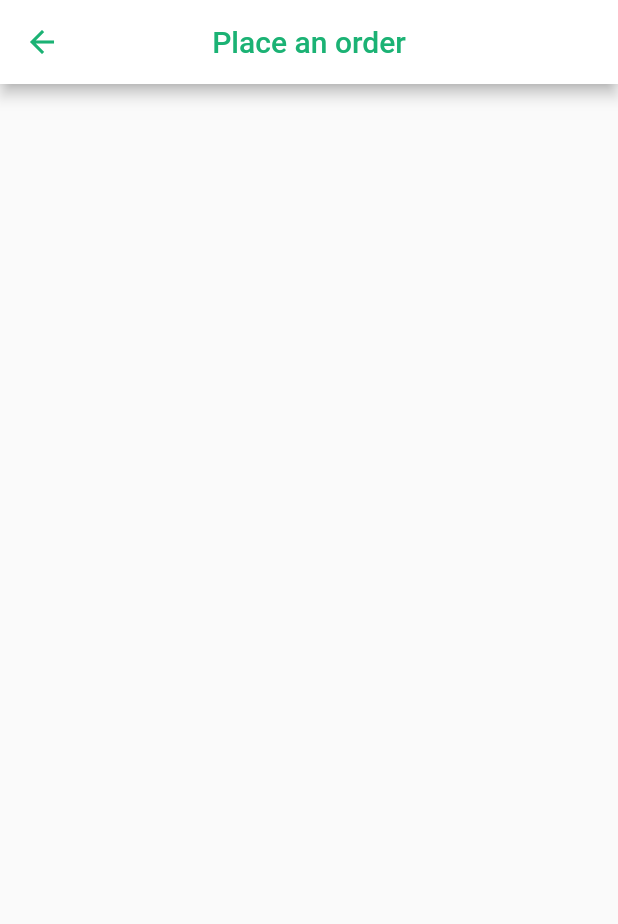
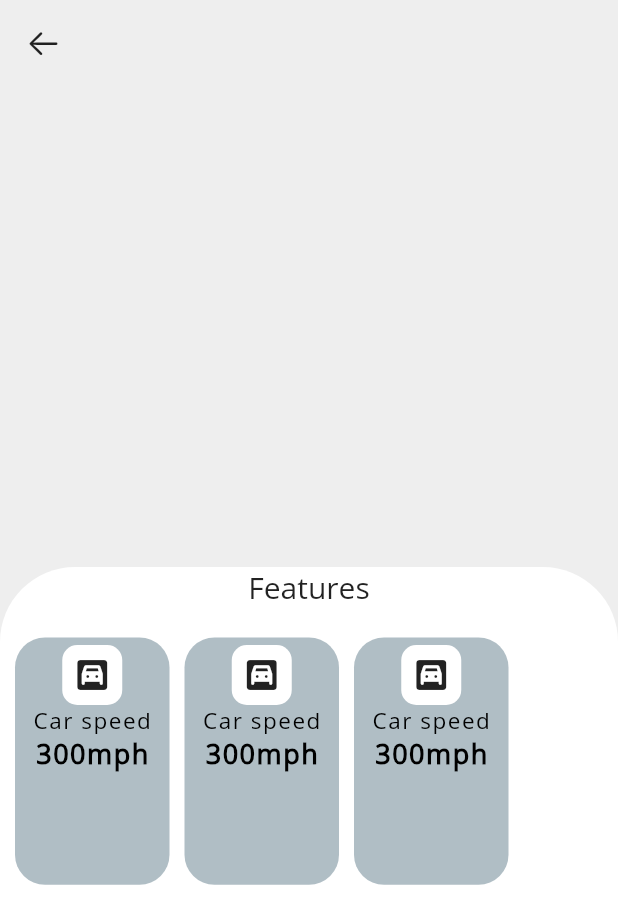
Before and after one commit to MohammedDayan/vehicle-services, a Flutter app: the MyOrder screen opened directly, on a phone screen of 412 x 824 dp. Shown: the top 924 px of the screen. Run offline on Flutter 3.47's test engine with Material 2 defaults, Android fonts, the phone set to English and light mode, and no system bars; our stand-ins replace carousel_slider, firebase_auth, firebase_core, lottie; accounts and stored records are empty.

Commit message:
added few features to the myorder page

```diff
--- a/vehicle_service_app/lib/config/constants.dart
+++ b/vehicle_service_app/lib/config/constants.dart
@@ -2,6 +2,7 @@ import 'package:flutter/material.dart';
 
 const kPrimaryColor = Color(0xfff1bb274);
 const kPrimaryLightColor = Color(0xfffeeeee4);
+const wrapcolor = Color(0xfff575861);
 
 
 class Defaults {
--- a/vehicle_service_app/lib/model/car.dart
+++ b/vehicle_service_app/lib/model/car.dart
@@ -1,3 +1,5 @@
+import 'dart:core';
+
 class Car {
   String name;
   String imgurl;
@@ -9,4 +11,6 @@ class Car {
       required this.imgurl,
       required this.descip,
       required this.city});
+
+
 }
--- /dev/null
+++ b/vehicle_service_app/lib/ui/components/My_wrap.dart
@@ -0,0 +1,78 @@
+import 'package:flutter/material.dart';
+import 'package:vehicle_service_app/config/constants.dart';
+
+class WrapAround extends StatelessWidget {
+  const WrapAround({ Key? key,
+      required this.myicon,
+      required this.info,
+      required this.mynum
+       })
+      : super(key: key);
+  final String info;
+  final Widget myicon;
+  final String mynum;
+  @override
+  Widget build(BuildContext context) {
+
+    return Padding(
+      padding: const EdgeInsets.only(left: 10.0,),
+      child: Container(
+        width: MediaQuery.of(context).size.width / 4,
+         height: MediaQuery.of(context).size.height / 5,
+         decoration: BoxDecoration(
+          color: Colors.blueGrey[200],
+          borderRadius: BorderRadius.circular(20)
+         ),
+
+         child: Padding(
+          padding: const EdgeInsets.all(5),
+
+          child: Column(
+            mainAxisAlignment: MainAxisAlignment.start,
+            children: [
+              Container(
+                width: 40,
+                height: 40,
+                decoration: BoxDecoration(
+                  borderRadius: BorderRadius.circular(10),
+                  color: Colors.white
+                ),
+                child: myicon,
+
+
+              ),
+
+              Text(
+                info,
+                textAlign: TextAlign.left,
+                style: const TextStyle(
+                  fontFamily: 'OpenSans',
+                  fontSize: 15,
+                  letterSpacing: 1,
+                 // fontWeight: FontWeight.bold,
+                  color: Colors.black,
+                  overflow: TextOverflow.clip
+                ),
+              ),
+
+               Text(
+                mynum,
+                textAlign: TextAlign.left,
+                style: const TextStyle(
+                  fontFamily: 'OpenSans',
+                  fontSize: 18,
+                  letterSpacing: 1,
+                  fontWeight: FontWeight.bold,
+                  color: Colors.black,
+                ),
+              ),
+
+
+            ],
+          )
+
+        ),
+      ),
+    );
+  }
+}
--- a/vehicle_service_app/lib/ui/screens/makeorder.dart
+++ b/vehicle_service_app/lib/ui/screens/makeorder.dart
@@ -1,7 +1,11 @@
+import 'package:flutter/cupertino.dart';
 import 'package:flutter/material.dart';
 import 'package:flutter/src/foundation/key.dart';
 import 'package:flutter/src/widgets/framework.dart';
 import 'package:vehicle_service_app/config/constants.dart';
+import 'package:vehicle_service_app/ui/components/My_wrap.dart';
+import 'package:vehicle_service_app/ui/recentcars.dart';
+import 'package:vehicle_service_app/model/car.dart';
 
 
 
@@ -12,16 +16,122 @@ class MyOrder extends StatelessWidget {
 
   Widget build(BuildContext context) {
     Size size = MediaQuery.of(context).size;
+
     return SafeArea(
       child: Scaffold(
-         appBar: AppBar(
-          backgroundColor: Colors.white,
-          foregroundColor: kPrimaryColor,
-          centerTitle: true,
-          title: const Text(
-            'Place an order',
-          ),
-          )
+        backgroundColor: Colors.white,
+        body: SizedBox(
+          width: size.width,
+          height: size.height,
+          child: ListView(
+            children: [
+              Column(
+                children: [
+                  Container(
+                    padding: const EdgeInsets.all(5.0),
+                    color: Colors.grey[200],
+                    child: Row(
+                      mainAxisAlignment: MainAxisAlignment.spaceBetween,
+                      children: [
+
+                        IconButton(
+                          icon: const Icon(CupertinoIcons.arrow_left),
+                          onPressed: (){
+                            Navigator.pop(context);
+                          }
+                        ),
+
+
+                      ]
+                    ),
+                  ),
+
+                  Stack(
+                    children: [
+                      Container(
+                        height: size.height/2,
+                        decoration: BoxDecoration(
+                          color: Colors.grey[200],
+
+
+
+                        ),
+                      ),
+                        Padding(
+                           padding: const EdgeInsets.only(top: 320.0),
+                            child: Container(
+                              height: size.height/2,
+                              width: double.infinity,
+                              decoration: BoxDecoration(
+                                color: Colors.white,
+                                shape: BoxShape.rectangle,
+                                borderRadius: BorderRadius.only(
+                                  topLeft: Radius.circular(50),
+                                  topRight: Radius.circular(50),
+                                ),
+                              ),
+
+                              child: Column(
+                                children: [
+                                  Text(
+                                    'Features',
+                                    style: TextStyle(
+                                      fontSize: 20,
+                                      fontFamily: 'OpenSans',
+                                    ),
+                                    ),
+
+                                    SizedBox(
+                                      height: 20,
+                                    ),
+
+                                  Row(
+                                children: [
+
+                                  WrapAround(
+                                    myicon: IconButton(
+                                      onPressed: (){},
+                                      icon: Icon(Icons.garage)
+                                      ),
+                                    info: 'Car speed',
+                                    mynum: '300mph',
+                                    ),
+
+                                     WrapAround(
+                                    myicon: IconButton(
+                                      onPressed: (){},
+                                      icon: Icon(Icons.garage)
+                                      ),
+                                    info: 'Car speed',
+                                    mynum: '300mph',
+                                    ),
+
+                                     WrapAround(
+                                    myicon: IconButton(
+                                      onPressed: (){},
+                                      icon: Icon(Icons.garage)
+                                      ),
+                                    info: 'Car speed',
+                                    mynum: '300mph',
+                                    ),
+
+                                ],
+                              ),
+                                ],
+                              ),
+
+                             /*  */
+                            ),
+
+
+                        )
+                    ],
+                  )
+                ]
+      )
+            ]
+    )
+        )
       )
     );
   }
```
